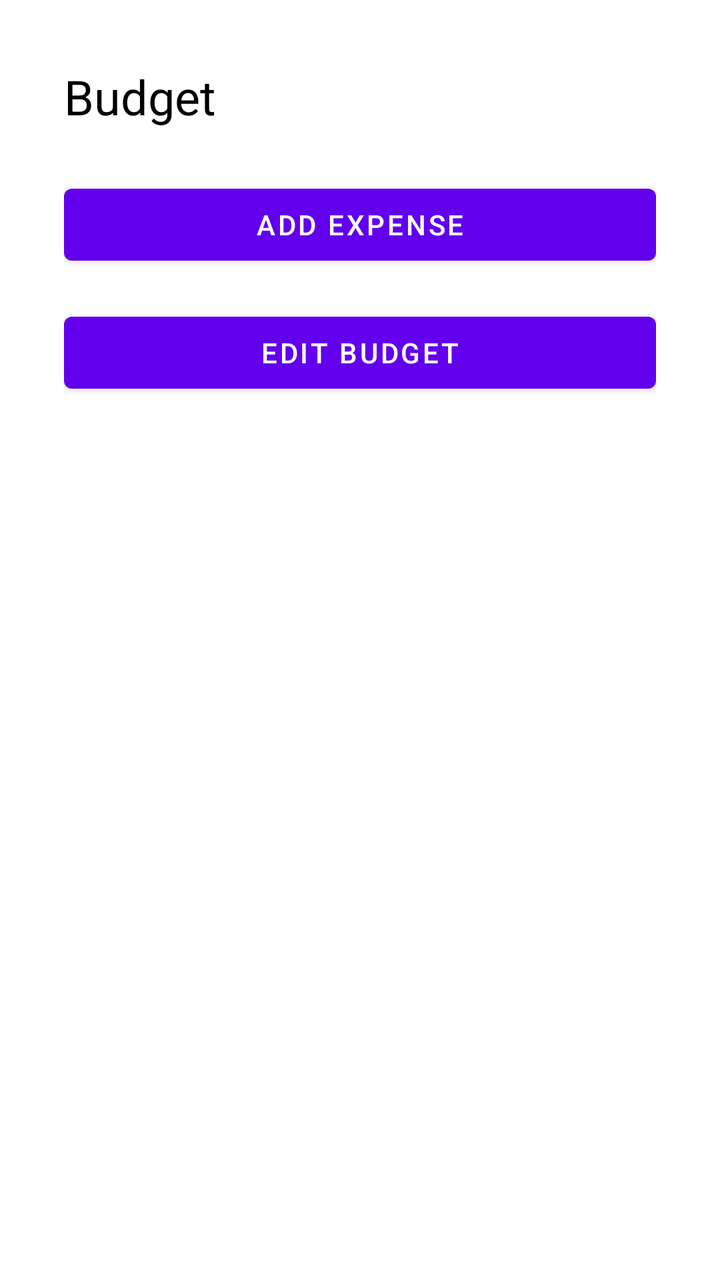
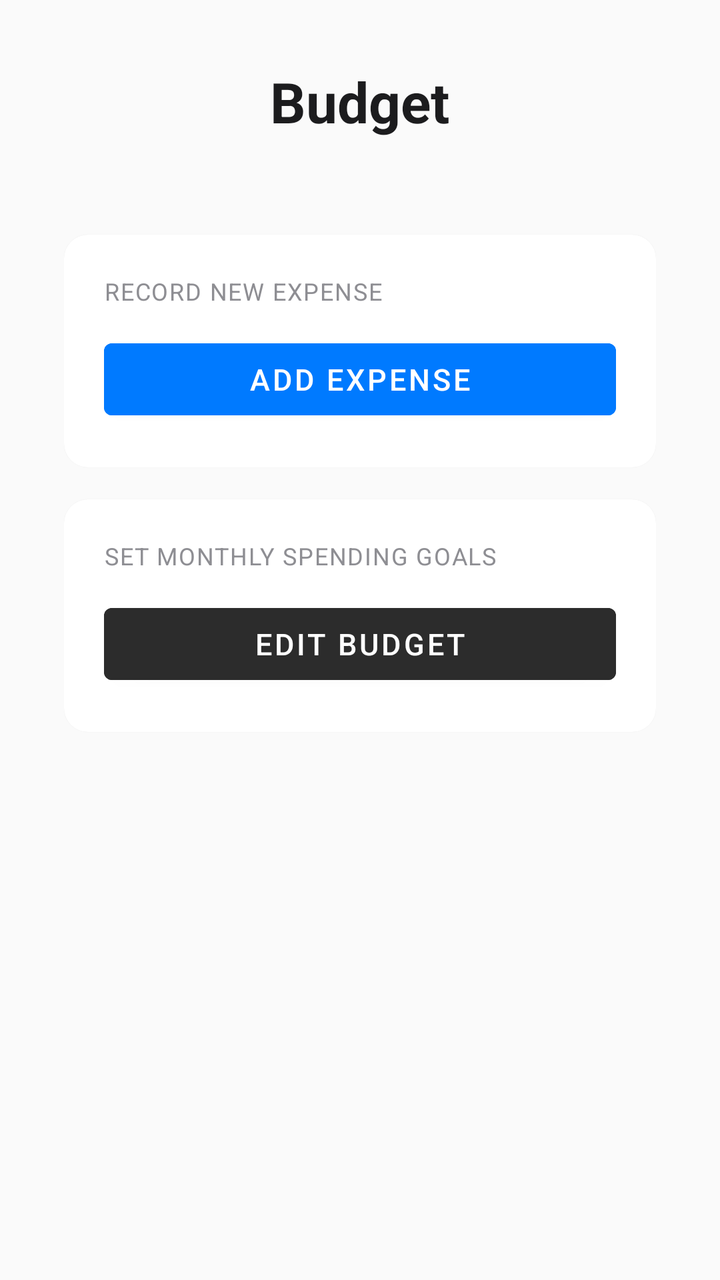

The first picture is an Android layout as it rendered before a commit; the second is the same layout after the commit. The layout source and the unified diff follow.
<!-- AndroidManifest.xml: application theme Theme.HarmonieBudget -->
<!-- res/layout/fragment_budget.xml -->
<?xml version="1.0" encoding="utf-8"?>
<androidx.constraintlayout.widget.ConstraintLayout
    xmlns:android="http://schemas.android.com/apk/res/android"
    xmlns:app="http://schemas.android.com/apk/res-auto"
    android:layout_width="match_parent"
    android:layout_height="match_parent"
    android:padding="32dp">

    <TextView
        android:id="@+id/tv_budget_title"
        android:layout_width="wrap_content"
        android:layout_height="wrap_content"
        android:text="@string/budget_title"
        android:textSize="24sp"
        app:layout_constraintTop_toTopOf="parent"
        app:layout_constraintStart_toStartOf="parent" />

    <Button
        android:id="@+id/btn_add_expense"
        android:layout_width="0dp"
        android:layout_height="wrap_content"
        android:text="@string/add_expense"
        app:layout_constraintTop_toBottomOf="@id/tv_budget_title"
        app:layout_constraintStart_toStartOf="parent"
        app:layout_constraintEnd_toEndOf="parent"
        android:layout_marginTop="24dp" />

    <Button
        android:id="@+id/btn_edit_budget"
        android:layout_width="0dp"
        android:layout_height="wrap_content"
        android:text="@string/edit_budget"
        app:layout_constraintTop_toBottomOf="@id/btn_add_expense"
        app:layout_constraintStart_toStartOf="parent"
        app:layout_constraintEnd_toEndOf="parent"
        android:layout_marginTop="16dp" />

</androidx.constraintlayout.widget.ConstraintLayout>
<!-- resources referenced by this layout -->
<resources>
  <string name="add_expense">Add Expense</string>
  <string name="budget_title">Budget</string>
  <string name="edit_budget">Edit Budget</string>
  <style name="Theme.HarmonieBudget" parent="Theme.MaterialComponents.DayNight.NoActionBar">
  
          
          <item name="colorPrimary">@color/purple_500</item>
  
          
          <item name="colorPrimaryVariant">@color/purple_700</item>
  
          
          <item name="colorSecondary">@color/teal_200</item>
  
          
          <item name="android:windowBackground">@color/white</item>
  
          
          <item name="android:textColor">@android:color/black</item>
  
      </style>
  <color name="purple_500">#FF6200EE</color>
  <color name="purple_700">#FF3700B3</color>
  <color name="teal_200">#FF03DAC5</color>
  <color name="white">#FFFFFFFF</color>
</resources>

<!-- the commit's change to res/layout/fragment_budget.xml (unified diff, before → after) -->
@@ -1,38 +1,111 @@
 <?xml version="1.0" encoding="utf-8"?>
-<androidx.constraintlayout.widget.ConstraintLayout
+<androidx.core.widget.NestedScrollView
     xmlns:android="http://schemas.android.com/apk/res/android"
     xmlns:app="http://schemas.android.com/apk/res-auto"
     android:layout_width="match_parent"
     android:layout_height="match_parent"
-    android:padding="32dp">
+    android:fillViewport="true"
+    android:background="#FAFAFA"
+    android:scrollbars="vertical">
 
-    <TextView
-        android:id="@+id/tv_budget_title"
-        android:layout_width="wrap_content"
+    <LinearLayout
+        android:layout_width="match_parent"
         android:layout_height="wrap_content"
-        android:text="@string/budget_title"
-        android:textSize="24sp"
-        app:layout_constraintTop_toTopOf="parent"
-        app:layout_constraintStart_toStartOf="parent" />
+        android:orientation="vertical"
+        android:gravity="center_horizontal"
+        android:padding="32dp"
+        android:paddingTop="48dp"
+        android:paddingBottom="48dp">
 
-    <Button
-        android:id="@+id/btn_add_expense"
-        android:layout_width="0dp"
-        android:layout_height="wrap_content"
-        android:text="@string/add_expense"
-        app:layout_constraintTop_toBottomOf="@id/tv_budget_title"
-        app:layout_constraintStart_toStartOf="parent"
-        app:layout_constraintEnd_toEndOf="parent"
-        android:layout_marginTop="24dp" />
+        
+        <TextView
+            android:id="@+id/tv_budget_title"
+            android:layout_width="wrap_content"
+            android:layout_height="wrap_content"
+            android:text="@string/budget_title"
+            android:textColor="#1C1C1E"
+            android:textSize="28sp"
+            android:textStyle="bold"
+            android:layout_marginBottom="48dp" />
 
-    <Button
-        android:id="@+id/btn_edit_budget"
-        android:layout_width="0dp"
-        android:layout_height="wrap_content"
-        android:text="@string/edit_budget"
-        app:layout_constraintTop_toBottomOf="@id/btn_add_expense"
-        app:layout_constraintStart_toStartOf="parent"
-        app:layout_constraintEnd_toEndOf="parent"
-        android:layout_marginTop="16dp" />
+        
+        <com.google.android.material.card.MaterialCardView
+            android:layout_width="match_parent"
+            android:layout_height="wrap_content"
+            android:layout_marginBottom="16dp"
+            app:cardCornerRadius="12dp"
+            app:cardElevation="1dp"
+            app:cardBackgroundColor="#FFFFFF"
+            app:strokeWidth="0dp">
 
-</androidx.constraintlayout.widget.ConstraintLayout>
+            <LinearLayout
+                android:layout_width="match_parent"
+                android:layout_height="wrap_content"
+                android:orientation="vertical"
+                android:padding="20dp">
+
+                <TextView
+                    android:layout_width="wrap_content"
+                    android:layout_height="wrap_content"
+                    android:text="@string/record_new_expense"
+                    android:textColor="#8E8E93"
+                    android:textSize="12sp"
+                    android:textAllCaps="true"
+                    android:letterSpacing="0.05"
+                    android:layout_marginBottom="12dp" />
+
+                <Button
+                    android:id="@+id/btn_add_expense"
+                    android:layout_width="match_parent"
+                    android:layout_height="wrap_content"
+                    android:text="@string/add_expense"
+                    android:backgroundTint="#007AFF"
+                    android:textColor="#FFFFFF"
+                    android:textSize="15sp"
+                    android:minHeight="48dp"
+                    android:elevation="0dp" />
+
+            </LinearLayout>
+        </com.google.android.material.card.MaterialCardView>
+
+        
+        <com.google.android.material.card.MaterialCardView
+            android:layout_width="match_parent"
+            android:layout_height="wrap_content"
+            app:cardCornerRadius="12dp"
+            app:cardElevation="1dp"
+            app:cardBackgroundColor="#FFFFFF"
+            app:strokeWidth="0dp">
+
+            <LinearLayout
+                android:layout_width="match_parent"
+                android:layout_height="wrap_content"
+                android:orientation="vertical"
+                android:padding="20dp">
+
+                <TextView
+                    android:layout_width="wrap_content"
+                    android:layout_height="wrap_content"
+                    android:text="@string/set_monthly_spending_goals"
+                    android:textColor="#8E8E93"
+                    android:textSize="12sp"
+                    android:textAllCaps="true"
+                    android:letterSpacing="0.05"
+                    android:layout_marginBottom="12dp" />
+
+                <Button
+                    android:id="@+id/btn_edit_budget"
+                    android:layout_width="match_parent"
+                    android:layout_height="wrap_content"
+                    android:text="@string/edit_budget"
+                    android:backgroundTint="#2C2C2C"
+                    android:textColor="#FFFFFF"
+                    android:textSize="15sp"
+                    android:minHeight="48dp"
+                    android:elevation="0dp" />
+
+            </LinearLayout>
+        </com.google.android.material.card.MaterialCardView>
+
+    </LinearLayout>
+</androidx.core.widget.NestedScrollView>
<!-- resource entries referenced after the edit -->
@@ -3,6 +3,8 @@
   <string name="add_expense">Add Expense</string>
   <string name="budget_title">Budget</string>
   <string name="edit_budget">Edit Budget</string>
+  <string name="record_new_expense">Record new expense</string>
+  <string name="set_monthly_spending_goals">Set monthly spending goals</string>
   <style name="Theme.HarmonieBudget" parent="Theme.MaterialComponents.DayNight.NoActionBar">
   
           
